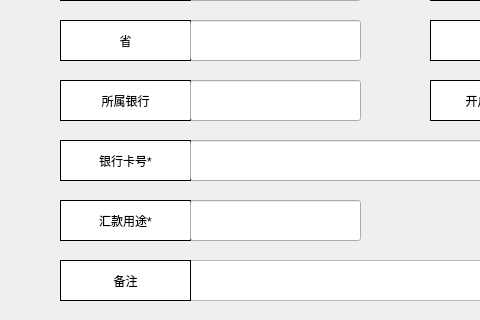
betamake/intelligence, file windows/addpaydialog.ui: the form before one commit; both pictures show x 0 to 480 and y 200 to 520 of the 926 by 713 pixel window.
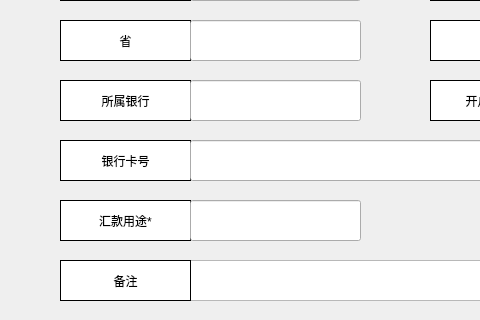
The form after the commit. The open tabs and pages were chosen to show the change.

The edit to the form file:
```diff
--- a/windows/addpaydialog.ui
+++ b/windows/addpaydialog.ui
@@ -146,7 +146,7 @@
        <enum>QFrame::Box</enum>
       </property>
       <property name="text">
-       <string>银行卡号*</string>
+       <string>银行卡号</string>
       </property>
       <property name="alignment">
        <set>Qt::AlignCenter</set>
```
Left out of the diff: 2 changed lines with no effect on the pictures.
